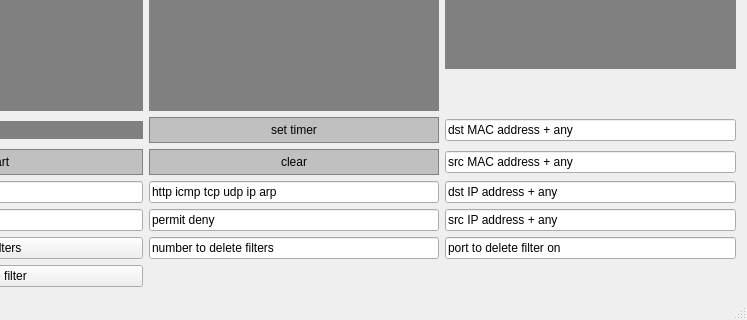
Qt form software-multilayer-switch/MainWindow.ui (Matovic/software-multilayer-switch) before a commit; both pictures show x 159 to 906 and y 426 to 746 of the 906 by 746 pixel window.
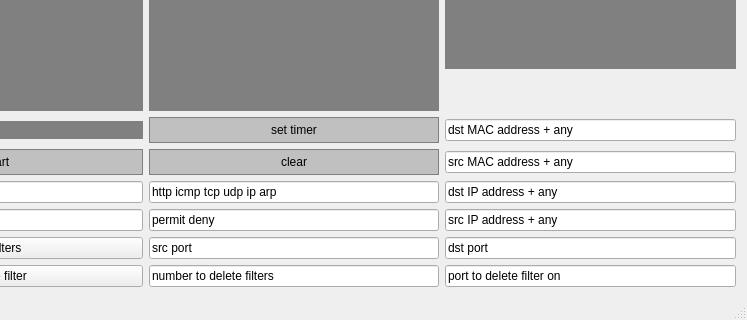
The same form after that commit.

Commit message: Add src & dst port choice in filters

Diff of the .ui file:
```diff
--- a/software-multilayer-switch/MainWindow.ui
+++ b/software-multilayer-switch/MainWindow.ui
@@ -119,13 +119,6 @@
       </property>
      </widget>
     </item>
-    <item row="20" column="2">
-     <widget class="QLineEdit" name="deleteFilterLineEdit">
-      <property name="text">
-       <string>number to delete filters</string>
-      </property>
-     </widget>
-    </item>
     <item row="4" column="3">
      <widget class="QTextEdit" name="FilterTableDisplay">
       <property name="styleSheet">
@@ -255,13 +248,34 @@
       </property>
      </widget>
     </item>
-    <item row="20" column="3">
+    <item row="21" column="2">
+     <widget class="QLineEdit" name="deleteFilterLineEdit">
+      <property name="text">
+       <string>number to delete filters</string>
+      </property>
+     </widget>
+    </item>
+    <item row="21" column="3">
      <widget class="QLineEdit" name="filterPortDeleteLineEdit">
       <property name="text">
        <string>port to delete filter on</string>
       </property>
      </widget>
     </item>
+    <item row="20" column="2">
+     <widget class="QLineEdit" name="filterSetSrcPortLineEdit">
+      <property name="text">
+       <string>src port</string>
+      </property>
+     </widget>
+    </item>
+    <item row="20" column="3">
+     <widget class="QLineEdit" name="filterSetDstPortLineEdit">
+      <property name="text">
+       <string>dst port</string>
+      </property>
+     </widget>
+    </item>
    </layout>
   </widget>
   <widget class="QMenuBar" name="menuBar">
```
The commit also changes 4 other files.
